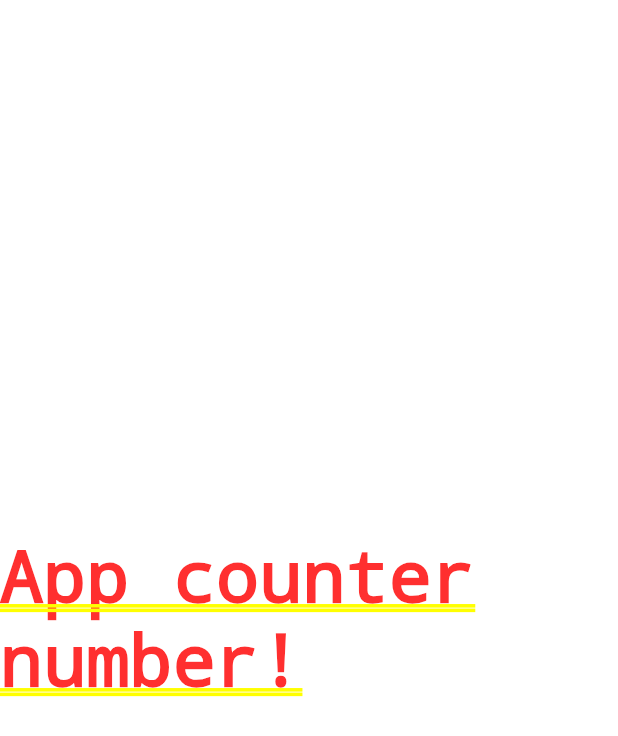
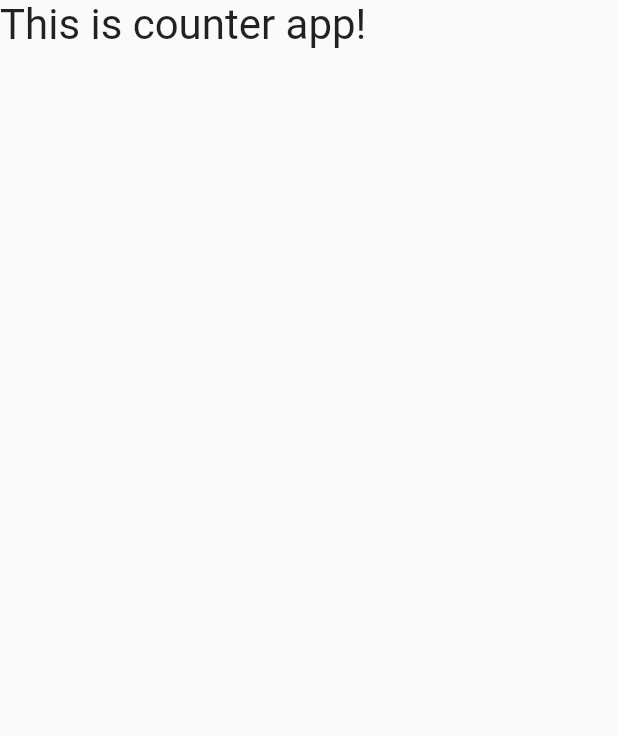
Before and after one commit to CamenRyder/Dart_App_with_Flutter, a Flutter app: the screen it shows after launch, on a phone screen of 412 x 824 dp. Shown: the top 736 px of the screen. Run offline on Flutter 3.47's test engine with Material 2 defaults, Android fonts, the phone set to English and light mode, and no system bars; our stand-ins replace flutter_bloc.

Commit message:
Up date counter app use Bloc 4.0.0 :(

```diff
--- /dev/null
+++ b/lib/counter_page.dart
@@ -0,0 +1,16 @@
+import 'package:flutter/material.dart';
+
+class CounterPage extends StatelessWidget {
+  @override
+  Widget build(BuildContext context) {
+    // TODO: implement build
+    return Scaffold(
+      body: SafeArea(
+        child: Text(
+          "This is counter app!",
+          style: TextStyle(fontSize: 28),
+        ),
+      ),
+    );
+  }
+}
--- a/lib/main.dart
+++ b/lib/main.dart
@@ -1,3 +1,4 @@
+import 'package:counter/counter_page.dart';
 import 'package:flutter/material.dart';
 
 void main() {
@@ -5,18 +6,26 @@ void main() {
 }
 
 class MyApp extends StatelessWidget {
+  // Stream<int> aStreamFunction() async* {
+  //   yield 2;
+  //   yield 18;
+  //   yield 20;
+  // }
 
-
-  Stream<int> aStreamFunction() async*{
-
-  }
   @override
   Widget build(BuildContext context) {
+    // final elemenst = this.aStreamFunction();
+    // elemenst.forEach(
+    //   (element) {
+
+    //   },
+    // );
+
     // TODO: implement build
     return MaterialApp(
         title: "Counter App chu gi nua!",
         home: Center(
-          child: Text("App counter number!"),
+          child: CounterPage(),
         ));
   }
 }
```
Also changed, not shown: lib/blocs/counter_bloc.dart (+11 -6 lines).
